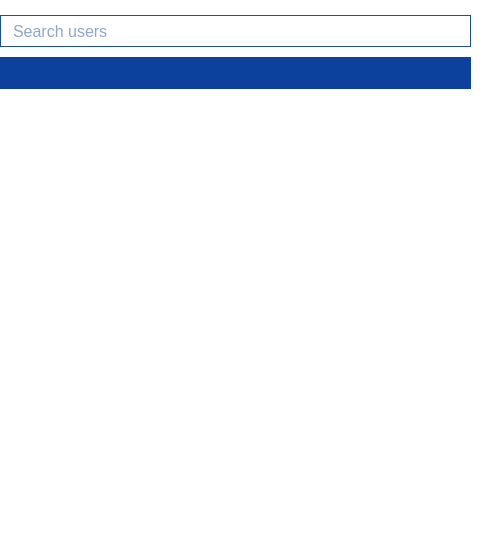
First picture: the form in parsec/core/gui/forms/users_widget.ui, repository Scille/parsec-cloud, before the edit.
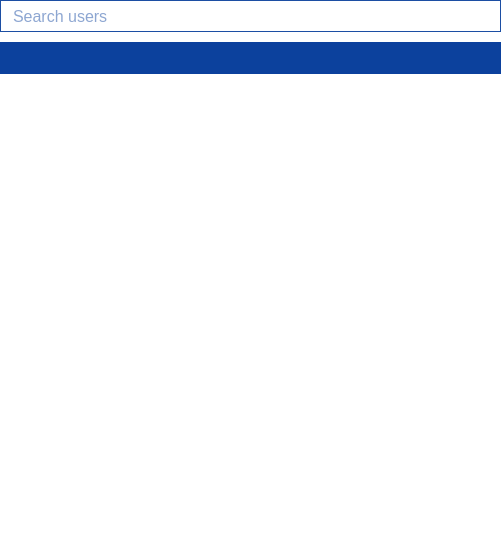
Second picture: the form after the edit. Icons and pictures are not drawn.

```diff
--- a/parsec/core/gui/forms/users_widget.ui
+++ b/parsec/core/gui/forms/users_widget.ui
@@ -55,18 +55,18 @@
     <number>0</number>
    </property>
    <property name="topMargin">
-    <number>15</number>
+    <number>0</number>
    </property>
    <property name="rightMargin">
     <number>0</number>
    </property>
    <property name="bottomMargin">
-    <number>15</number>
+    <number>0</number>
    </property>
    <item>
     <layout class="QHBoxLayout" name="horizontalLayout">
      <property name="rightMargin">
-      <number>30</number>
+      <number>0</number>
      </property>
      <item>
       <widget class="QLineEdit" name="line_edit_search">
@@ -105,7 +105,7 @@
       <number>0</number>
      </property>
      <property name="rightMargin">
-      <number>30</number>
+      <number>0</number>
      </property>
      <item>
       <widget class="QPushButton" name="pushButton_4">
@@ -155,8 +155,8 @@
          <rect>
           <x>0</x>
           <y>0</y>
-          <width>470</width>
-          <height>421</height>
+          <width>499</width>
+          <height>451</height>
          </rect>
         </property>
         <layout class="QVBoxLayout" name="verticalLayout_4">
```
